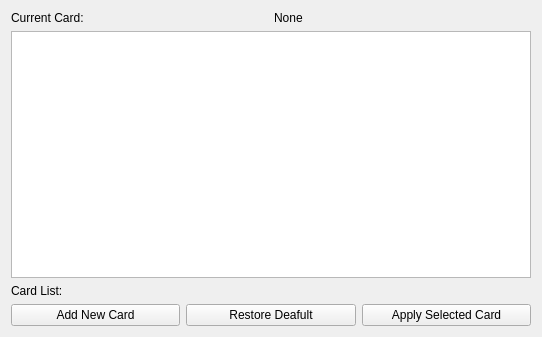
The window that mainwindow.ui (imasam/nfc-qt) describes before a commit, drawn with Qt 5.
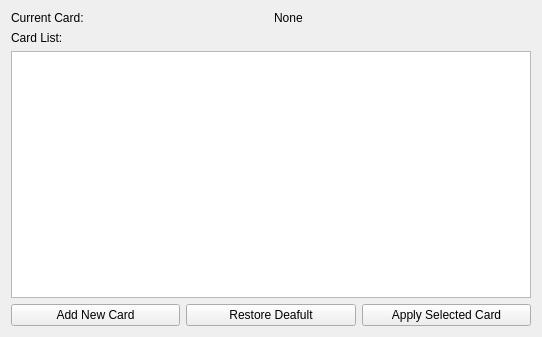
The same window after the commit.

Patch:
```diff
--- a/mainwindow.ui
+++ b/mainwindow.ui
@@ -47,9 +47,6 @@
     </item>
     <item>
      <layout class="QVBoxLayout" name="verticalLayout">
-      <item>
-       <widget class="QListView" name="listView"/>
-      </item>
       <item>
        <widget class="QLabel" name="label_2">
         <property name="text">
@@ -57,6 +54,9 @@
         </property>
        </widget>
       </item>
+      <item>
+       <widget class="QListWidget" name="lstUid"/>
+      </item>
      </layout>
     </item>
     <item>
```
